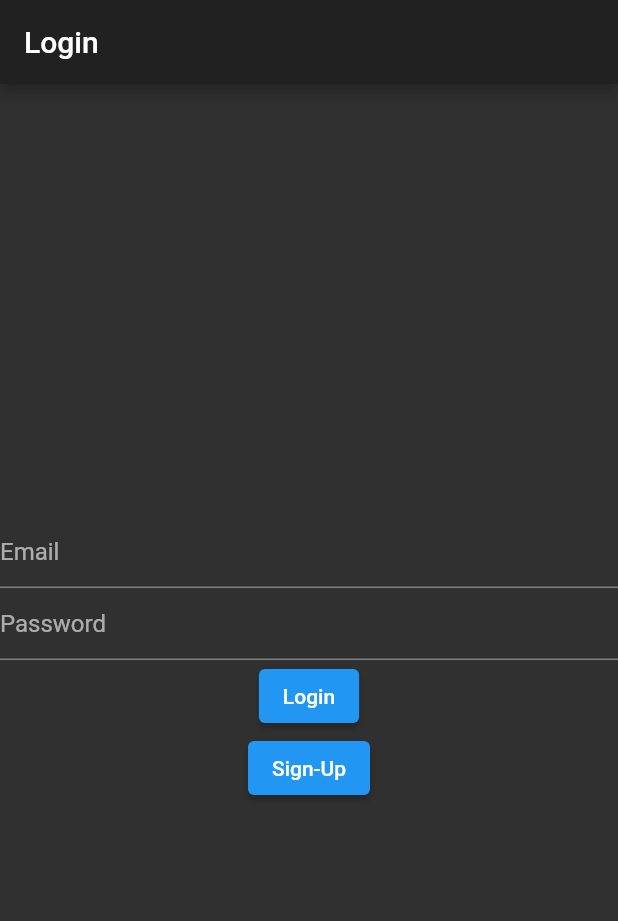
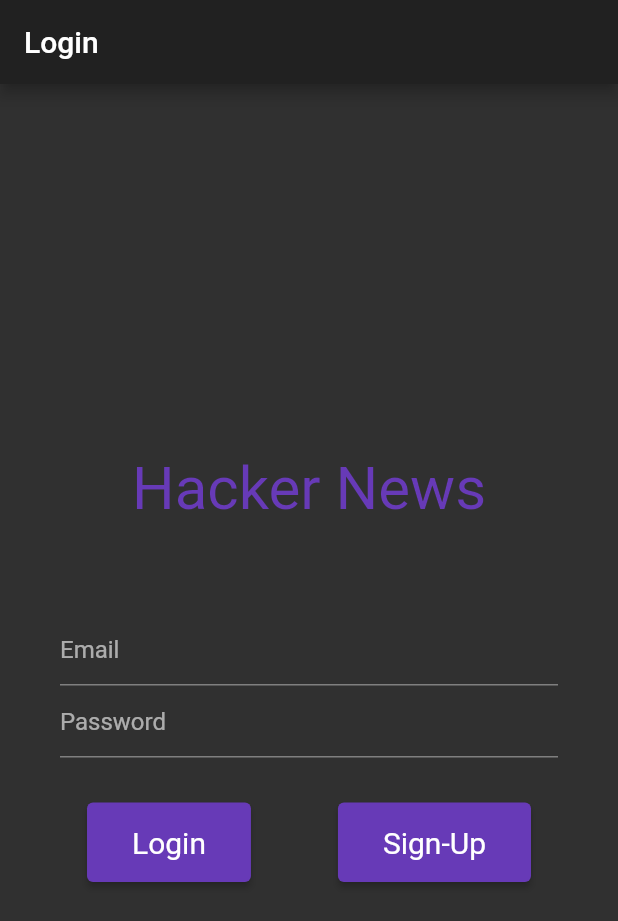
Before and after one commit to henrique945/app.flutter.study, a Flutter app: the screen it shows after launch, after a tap on "Login", on a phone screen of 412 x 824 dp. Shown: the top 921 px of the screen. Run offline on Flutter 3.47's test engine with Material 2 defaults, Android fonts, the phone set to English and light mode, and no system bars; our stand-ins replace firebase_auth, firebase_core; accounts and stored records are empty.

Commit message:
update(login): finish page

```diff
--- a/lib/app_widget.dart
+++ b/lib/app_widget.dart
@@ -1,7 +1,7 @@
 import 'package:flutter/material.dart';
 import 'package:hello/app_controller.dart';
 
-import 'home_page.dart';
+import 'login_page.dart';
 
 // Widget Imutavel
 class AppWidget extends StatelessWidget {
@@ -16,9 +16,12 @@ class AppWidget extends StatelessWidget {
       builder: (context, child) {
         return MaterialApp(
           theme: ThemeData(
-            brightness: Brightness.dark,
-          ),
-          home: HomePage(),
+              brightness: Brightness.dark,
+              buttonTheme: ButtonThemeData(
+                buttonColor: Colors.deepPurple,
+              )),
+          themeMode: ThemeMode.dark,
+          home: LoginPage(),
         );
       },
     );
--- a/lib/home_page.dart
+++ /dev/null
@@ -1,108 +0,0 @@
-import 'package:firebase_auth/firebase_auth.dart';
-import 'package:flutter/material.dart';
-import 'package:hello/app_controller.dart';
-
-// Widget Variável
-class HomePage extends StatefulWidget {
-  @override
-  State<HomePage> createState() {
-    return HomePageState();
-  }
-}
-
-// Estada do Widget Variável
-class HomePageState extends State<HomePage> {
-  @override
-  Widget build(BuildContext context) {
-    return Scaffold(
-      appBar: AppBar(
-        title: Text('Login'),
-      ),
-      body: Center(
-        child: FirebaseForm(),
-      ),
-      // floatingActionButton: FloatingActionButton(
-      //   child: Icon(Icons.add),
-      //   onPressed: () {
-      //     setState(() {
-      //       counter++;
-      //     });
-      //   },
-      // ),
-    );
-  }
-}
-
-class FirebaseForm extends StatefulWidget {
-  @override
-  _FirebaseForm createState() => _FirebaseForm();
-}
-
-class _FirebaseForm extends State<FirebaseForm> {
-  String email, password;
-  final auth = FirebaseAuth.instance;
-
-  @override
-  Widget build(BuildContext context) {
-    return Column(
-      mainAxisSize: MainAxisSize.max,
-      mainAxisAlignment: MainAxisAlignment.center,
-      children: [
-        TextField(
-          decoration: InputDecoration(hintText: "Email"),
-          onChanged: (value) {
-            setState(() {
-              email = value.trim();
-            });
-          },
-        ),
-        TextField(
-          decoration: InputDecoration(hintText: "Password"),
-          onChanged: (value) {
-            setState(() {
-              password = value.trim();
-            });
-          },
-        ),
-        ElevatedButton(
-          child: Text("Login"),
-          onPressed: () async {
-            try {
-              var authUser = await auth.signInWithEmailAndPassword(
-                  email: email, password: password);
-              if (authUser != null)
-                print(authUser);
-              else
-                print('Login falhou!');
-            } on FirebaseAuthException catch (e) {
-              print(e);
-            }
-          },
-        ),
-        ElevatedButton(
-          child: Text("Sign-Up"),
-          onPressed: () {
-            try {
-              auth.createUserWithEmailAndPassword(
-                  email: email, password: password);
-            } catch (e) {
-              print("Error on signup " + e);
-            }
-          },
-        ),
-      ],
-    );
-  }
-}
-
-class CustomSwitch extends StatelessWidget {
-  @override
-  Widget build(BuildContext context) {
-    return Switch(
-      value: AppController.instance.isDarkTheme,
-      onChanged: (value) {
-        AppController.instance.changeTheme();
-      },
-    );
-  }
-}
--- /dev/null
+++ b/lib/login_page.dart
@@ -0,0 +1,137 @@
+import 'package:firebase_auth/firebase_auth.dart';
+import 'package:flutter/material.dart';
+import 'package:hello/app_controller.dart';
+
+// Widget Variável
+class LoginPage extends StatefulWidget {
+  @override
+  State<LoginPage> createState() {
+    return LoginPageState();
+  }
+}
+
+// Estada do Widget Variável
+class LoginPageState extends State<LoginPage> {
+  @override
+  Widget build(BuildContext context) {
+    return Scaffold(
+      appBar: AppBar(
+        title: Text('Login'),
+      ),
+      body: Center(
+        child: FirebaseForm(),
+      ),
+    );
+  }
+}
+
+class FirebaseForm extends StatefulWidget {
+  @override
+  _FirebaseForm createState() => _FirebaseForm();
+}
+
+class _FirebaseForm extends State<FirebaseForm> {
+  String email, password;
+  final auth = FirebaseAuth.instance;
+
+  @override
+  Widget build(BuildContext context) {
+    return Column(
+      mainAxisSize: MainAxisSize.max,
+      mainAxisAlignment: MainAxisAlignment.center,
+      children: [
+        Container(
+          padding: const EdgeInsets.fromLTRB(0, 10, 0, 60),
+          child: Title(
+            title: 'Hacker News',
+            child: Text('Hacker News',
+                style: TextStyle(
+                  color: Colors.deepPurple,
+                  fontSize: 40,
+                )),
+            color: Colors.deepPurple,
+          ),
+        ),
+        Container(
+          padding: const EdgeInsets.fromLTRB(40, 0, 40, 0),
+          child: TextField(
+            decoration: InputDecoration(hintText: "Email"),
+            onChanged: (value) {
+              setState(() {
+                email = value.trim();
+              });
+            },
+          ),
+        ),
+        Container(
+          padding: const EdgeInsets.fromLTRB(40, 0, 40, 30),
+          child: TextField(
+            decoration: InputDecoration(hintText: "Password"),
+            onChanged: (value) {
+              setState(() {
+                password = value.trim();
+              });
+            },
+          ),
+        ),
+        Row(
+            mainAxisSize: MainAxisSize.max,
+            mainAxisAlignment: MainAxisAlignment.spaceEvenly,
+            children: [
+              ElevatedButton(
+                child: Text("Login"),
+                onPressed: () async {
+                  try {
+                    var authUser = await auth.signInWithEmailAndPassword(
+                        email: email, password: password);
+                    if (authUser != null)
+                      print(authUser);
+                    else
+                      print('Login falhou!');
+                  } on FirebaseAuthException catch (e) {
+                    print(e);
+                  }
+                },
+                style: ElevatedButton.styleFrom(
+                    primary: Colors.deepPurple,
+                    padding: EdgeInsets.symmetric(horizontal: 30, vertical: 15),
+                    textStyle: TextStyle(
+                      color: Colors.black,
+                      fontSize: 20,
+                    )),
+              ),
+              ElevatedButton(
+                child: Text("Sign-Up"),
+                onPressed: () {
+                  try {
+                    auth.createUserWithEmailAndPassword(
+                        email: email, password: password);
+                  } catch (e) {
+                    print("Error on signup " + e);
+                  }
+                },
+                style: ElevatedButton.styleFrom(
+                    primary: Colors.deepPurple,
+                    padding: EdgeInsets.symmetric(horizontal: 30, vertical: 15),
+                    textStyle: TextStyle(
+                      color: Colors.black,
+                      fontSize: 20,
+                    )),
+              ),
+            ]),
+      ],
+    );
+  }
+}
+
+class CustomSwitch extends StatelessWidget {
+  @override
+  Widget build(BuildContext context) {
+    return Switch(
+      value: AppController.instance.isDarkTheme,
+      onChanged: (value) {
+        AppController.instance.changeTheme();
+      },
+    );
+  }
+}
```
